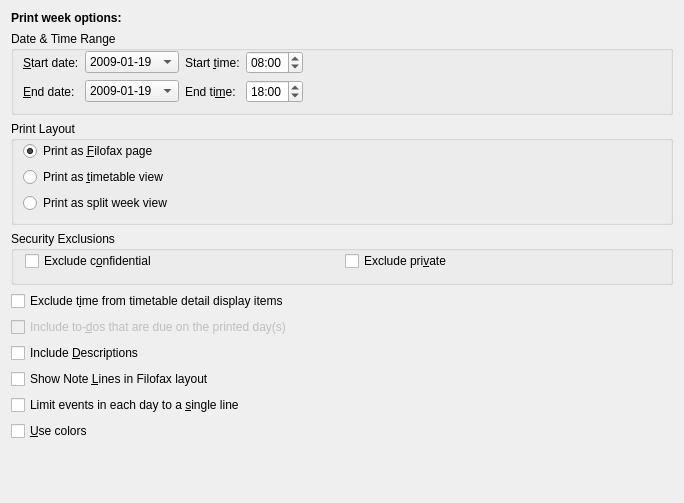
Before: the Qt Designer form printing/calprintweekconfig_base.ui in KDE/korganizer, drawn with Qt 5.
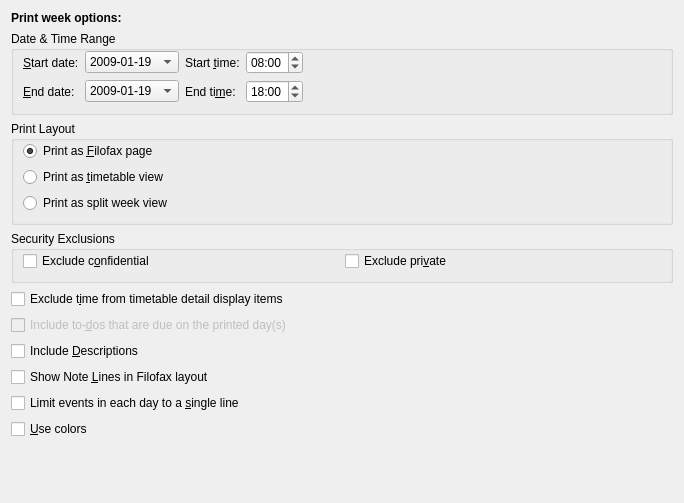
After: the same form once the commit is applied. Custom widgets are drawn as their Qt base class.

Diff of the .ui file:
```diff
--- a/printing/calprintweekconfig_base.ui
+++ b/printing/calprintweekconfig_base.ui
@@ -364,8 +364,6 @@
    </item>
   </layout>
  </widget>
- <layoutdefault spacing="6" margin="11" />
- <pixmapfunction>qPixmapFromMimeSource</pixmapfunction>
  <customwidgets>
   <customwidget>
    <class>KPIM::KDateEdit</class>
```
